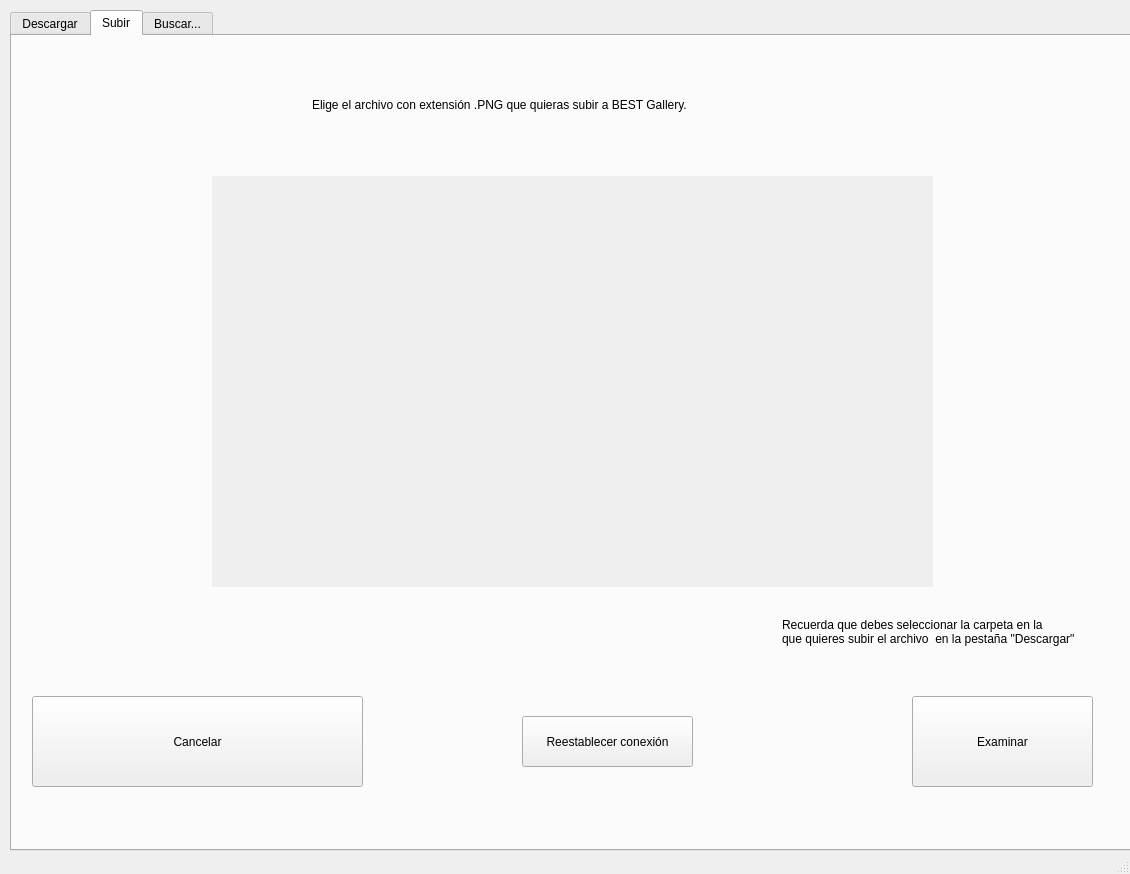
Above: Menu.ui from BEST-Valencia-IT/BEST-Gallery before the change. Below: the same form after it.
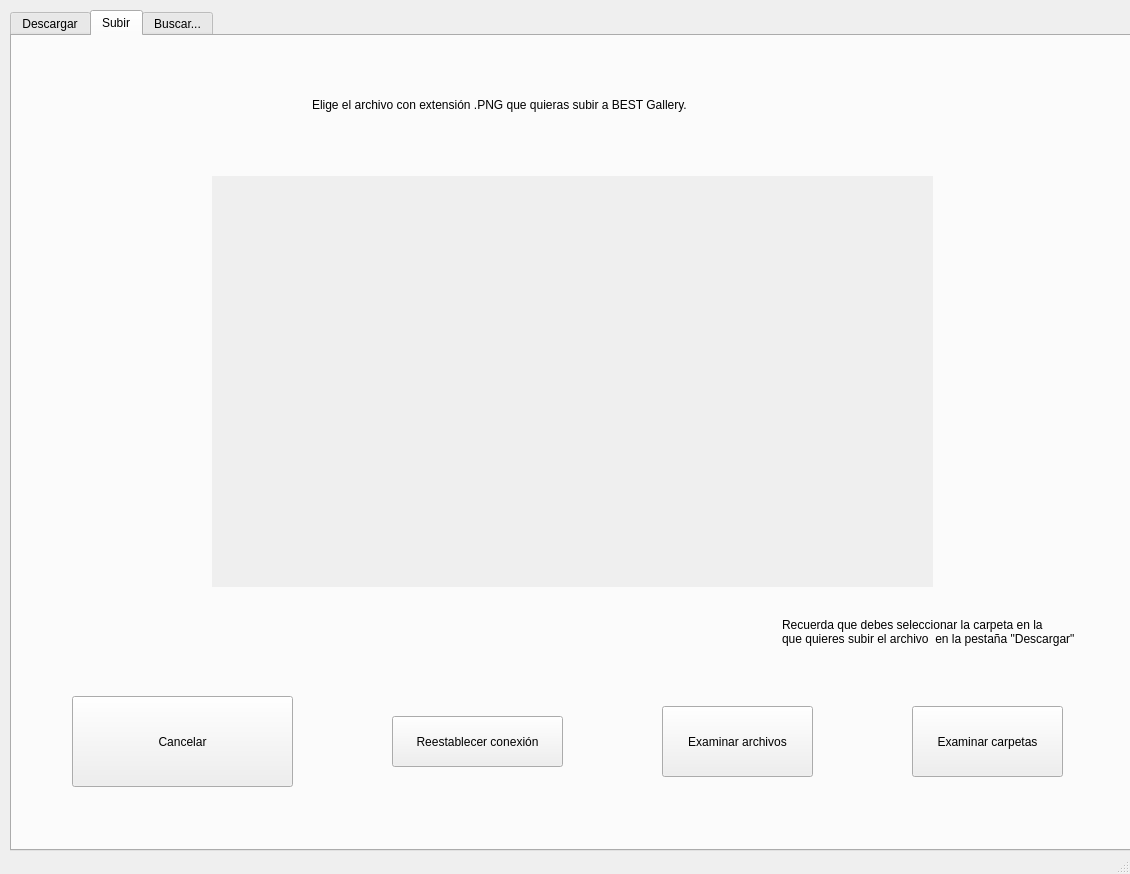
That is the form after the change. The open tabs and pages were chosen to show the change. Icons and pictures are not drawn.

Commit message: Subir carpetas añadido

Patch:
```diff
--- a/Menu.ui
+++ b/Menu.ui
@@ -215,17 +215,17 @@
      <widget class="QPushButton" name="archivos">
       <property name="geometry">
        <rect>
-        <x>900</x>
-        <y>660</y>
-        <width>181</width>
-        <height>91</height>
+        <x>650</x>
+        <y>670</y>
+        <width>151</width>
+        <height>71</height>
        </rect>
       </property>
       <property name="contextMenuPolicy">
        <enum>Qt::DefaultContextMenu</enum>
       </property>
       <property name="text">
-       <string>Examinar</string>
+       <string>Examinar archivos</string>
       </property>
       <property name="autoRepeatInterval">
        <number>100</number>
@@ -234,9 +234,9 @@
      <widget class="QPushButton" name="cancelar">
       <property name="geometry">
        <rect>
-        <x>20</x>
+        <x>60</x>
         <y>660</y>
-        <width>331</width>
+        <width>221</width>
         <height>91</height>
        </rect>
       </property>
@@ -247,7 +247,7 @@
      <widget class="QPushButton" name="try_conexion">
       <property name="geometry">
        <rect>
-        <x>510</x>
+        <x>380</x>
         <y>680</y>
         <width>171</width>
         <height>51</height>
@@ -354,6 +354,25 @@
 que quieres subir el archivo  en la pestaña &quot;Descargar&quot;</string>
       </property>
      </widget>
+     <widget class="QPushButton" name="subir_carpetas">
+      <property name="geometry">
+       <rect>
+        <x>900</x>
+        <y>670</y>
+        <width>151</width>
+        <height>71</height>
+       </rect>
+      </property>
+      <property name="contextMenuPolicy">
+       <enum>Qt::DefaultContextMenu</enum>
+      </property>
+      <property name="text">
+       <string>Examinar carpetas</string>
+      </property>
+      <property name="autoRepeatInterval">
+       <number>100</number>
+      </property>
+     </widget>
     </widget>
     <widget class="QWidget" name="tab_3">
      <attribute name="title">
```
Left out of the diff: 4 changed lines with no effect on the pictures. The commit also changes 1 other file.
